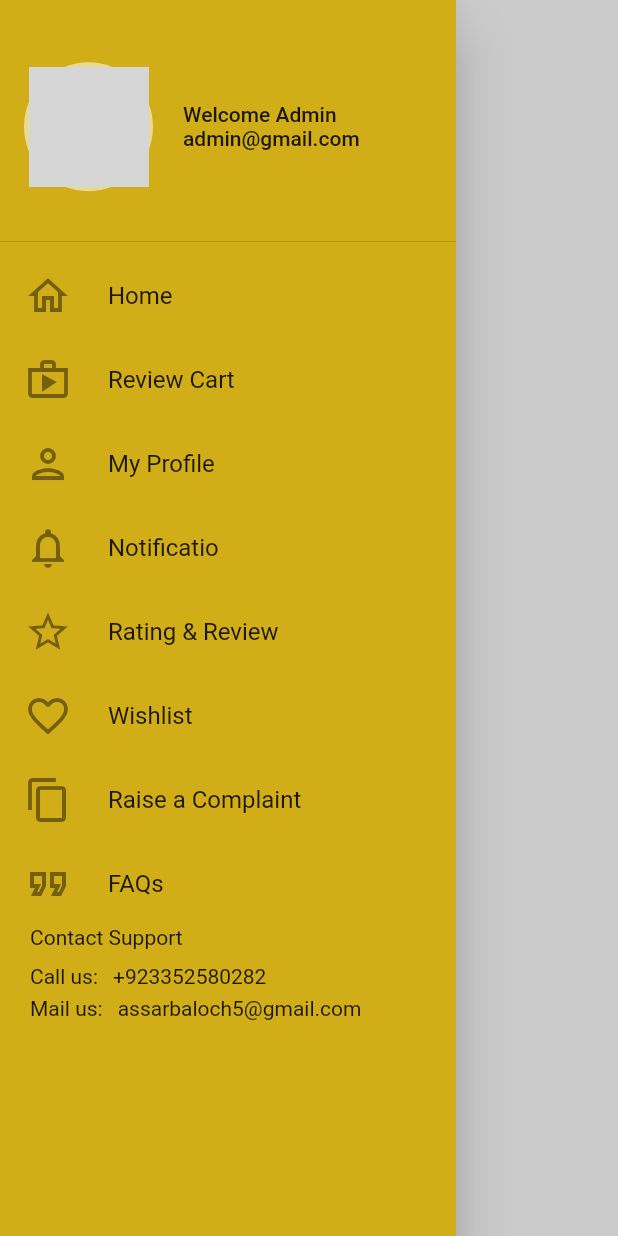
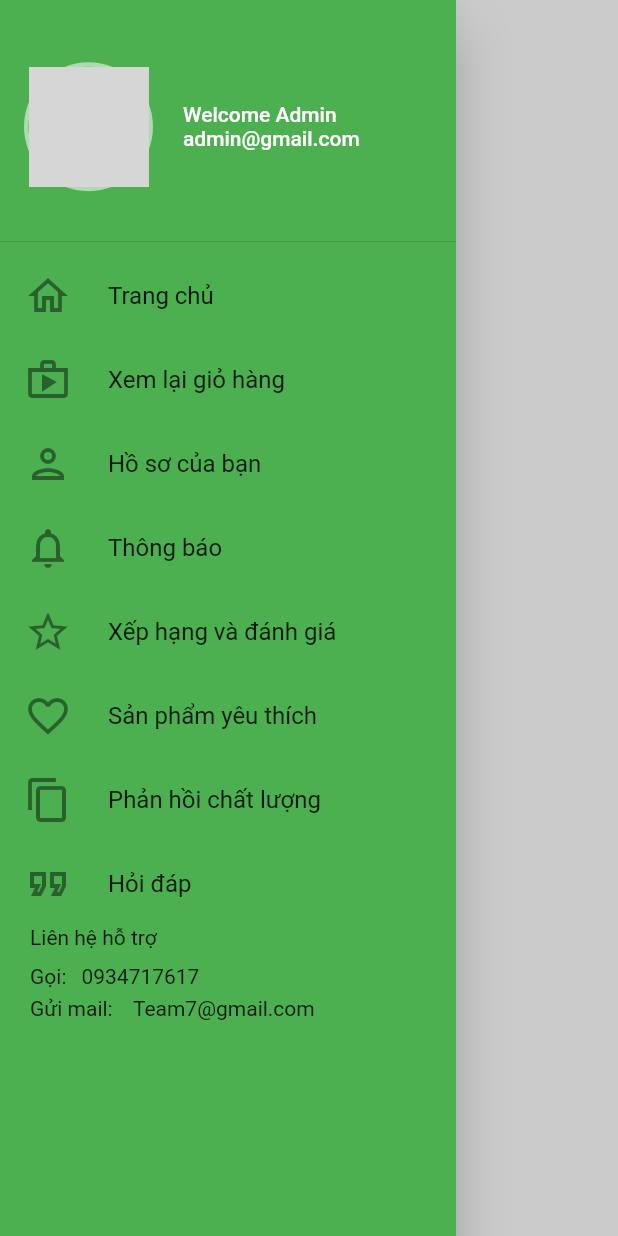
Before and after one commit to tphongj4/Flutter-App, a Flutter app: the DrawerSide widget shown alone on an empty page, opened directly, on a phone screen of 412 x 824 dp. Run offline on Flutter 3.47's test engine with Material 2 defaults, Android fonts, the phone set to English and light mode, and no system bars; our stand-ins replace firebase_auth, firebase_core, flutter_signin_button, google_sign_in; accounts and stored records are empty; network calls fail; grey boxes are pictures that could not be loaded.

Commit message:
Hien.HD- Custom Project Home Screen - All Home Page

```diff
--- a/lib/config/colors.dart
+++ b/lib/config/colors.dart
@@ -1,5 +1,5 @@
 import 'package:flutter/material.dart';
 
-Color greenColor = Color(0xffd1ad17);
+Color greenColor = Colors.green;
 Color scaffoldBackgroundColor = Color(0xffcbcbcb);
 Color textColor = Colors.black87;
--- a/lib/screens_app/home_page/drawer_side.dart
+++ b/lib/screens_app/home_page/drawer_side.dart
@@ -21,7 +21,7 @@ class DrawerSide extends StatelessWidget {
     return Drawer(
       child: Container(
         width: 100,
-        color: greenColor,
+        color: Colors.green,
         child: ListView(
           children: [
             DrawerHeader(
@@ -33,9 +33,9 @@ class DrawerSide extends StatelessWidget {
                       radius: 43,
                       backgroundColor: Colors.white54,
                       child: CircleAvatar(
-                        backgroundColor: Colors.yellow,
+                        backgroundColor: Colors.green,
                         backgroundImage: NetworkImage(
-                          "https://s3.envato.com/files/328957910/vegi_thumb.png",
+                          "https://encrypted-tbn0.gstatic.com/images?q=tbn:ANd9GcSy7nFdX1g_CVR4WyP5LgKOGytP0J8PE53_RQ&usqp=CAU",
                         ),
                         radius: 40,
                       ),
@@ -47,10 +47,9 @@ class DrawerSide extends StatelessWidget {
                       crossAxisAlignment: CrossAxisAlignment.start,
                       mainAxisAlignment: MainAxisAlignment.center,
                       children: [
-                        Text("Welcome Admin"),
+                        Text("Welcome Admin", style: TextStyle(color: Colors.white),),
                         Text(
-                          "admin@gmail.com",
-                          overflow: TextOverflow.ellipsis,
+                          "admin@gmail.com",style: TextStyle(color: Colors.white)
                         ),
                       ],
                     )
@@ -60,42 +59,42 @@ class DrawerSide extends StatelessWidget {
             ),
             listTile(
               iconData: Icons.home_outlined,
-              title: "Home",
+              title: "Trang chủ",
             ),
             listTile(
               iconData: Icons.shop_outlined,
-              title: "Review Cart",
+              title: "Xem lại giỏ hàng",
             ),
             listTile(
               iconData: Icons.person_outlined,
-              title: "My Profile",
+              title: "Hồ sơ của bạn",
             ),
             listTile(
-                iconData: Icons.notifications_outlined, title: "Notificatio"),
-            listTile(iconData: Icons.star_outline, title: "Rating & Review"),
+                iconData: Icons.notifications_outlined, title: "Thông báo"),
+            listTile(iconData: Icons.star_outline, title: "Xếp hạng và đánh giá"),
             listTile(
                 iconData: Icons.favorite_outline,
-                title: "Wishlist",
+                title: "Sản phẩm yêu thích",
             ),
-            listTile(iconData: Icons.copy_outlined, title: "Raise a Complaint"),
-            listTile(iconData: Icons.format_quote_outlined, title: "FAQs"),
+            listTile(iconData: Icons.copy_outlined, title: "Phản hồi chất lượng"),
+            listTile(iconData: Icons.format_quote_outlined, title: "Hỏi đáp"),
             Container(
               height: 350,
               padding: EdgeInsets.symmetric(horizontal: 20),
               child: Column(
                 crossAxisAlignment: CrossAxisAlignment.start,
                 children: [
-                  Text("Contact Support"),
+                  Text("Liên hệ hỗ trợ"),
                   SizedBox(
                     height: 10,
                   ),
                   Row(
                     children: [
-                      Text("Call us:"),
+                      Text("Gọi:"),
                       SizedBox(
                         width: 10,
                       ),
-                      Text("+923352580282"),
+                      Text("0934717617"),
                     ],
                   ),
                   SizedBox(
@@ -105,12 +104,12 @@ class DrawerSide extends StatelessWidget {
                     scrollDirection: Axis.horizontal,
                     child: Row(
                       children: [
-                        Text("Mail us:"),
+                        Text("Gửi mail: "),
                         SizedBox(
                           width: 10,
                         ),
                         Text(
-                          "assarbaloch5@gmail.com",
+                          "Team7@gmail.com",
                           overflow: TextOverflow.ellipsis,
                         ),
                       ],
```
